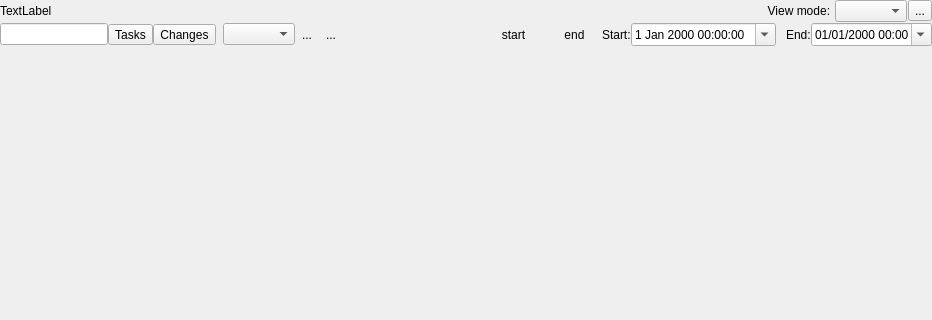
The window that Viewer/ecflowUI/src/TimelineWidget.ui (ecmwf/ecflow) describes before a commit, drawn with Qt 5; both pictures show x 0 to 932 and y 0 to 320 of the 932 by 664 pixel window.
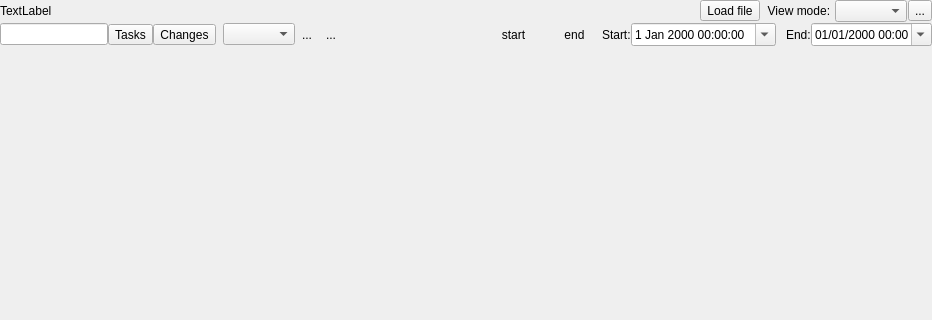
The same window after the commit. Icons and pictures are not drawn. Custom widgets are drawn as their Qt base class.

Commit message: ecFlowUI: enable timeline view to load user specified log files ECFLOW-1499

Diff of the .ui file:
```diff
--- a/Viewer/ecflowUI/src/TimelineWidget.ui
+++ b/Viewer/ecflowUI/src/TimelineWidget.ui
@@ -30,7 +30,7 @@
     <number>0</number>
    </property>
    <item>
-    <layout class="QHBoxLayout" name="horizontalLayout" stretch="1,0,0,0">
+    <layout class="QHBoxLayout" name="horizontalLayout" stretch="1,0,0,0,0">
      <item>
       <widget class="QLabel" name="logInfoLabel">
        <property name="text">
@@ -38,6 +38,13 @@
        </property>
       </widget>
      </item>
+     <item>
+      <widget class="QToolButton" name="loadFileTb">
+       <property name="text">
+        <string>Load file</string>
+       </property>
+      </widget>
+     </item>
      <item>
       <widget class="QLabel" name="label_4">
        <property name="text">
```
The commit also changes 11 other files.
